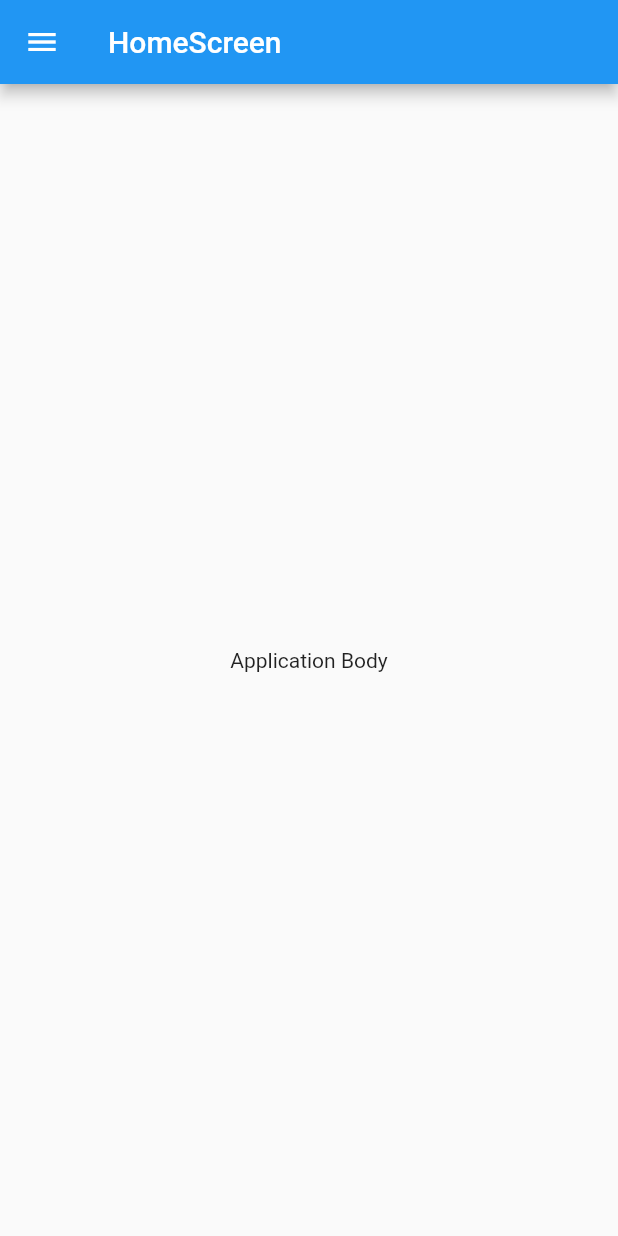
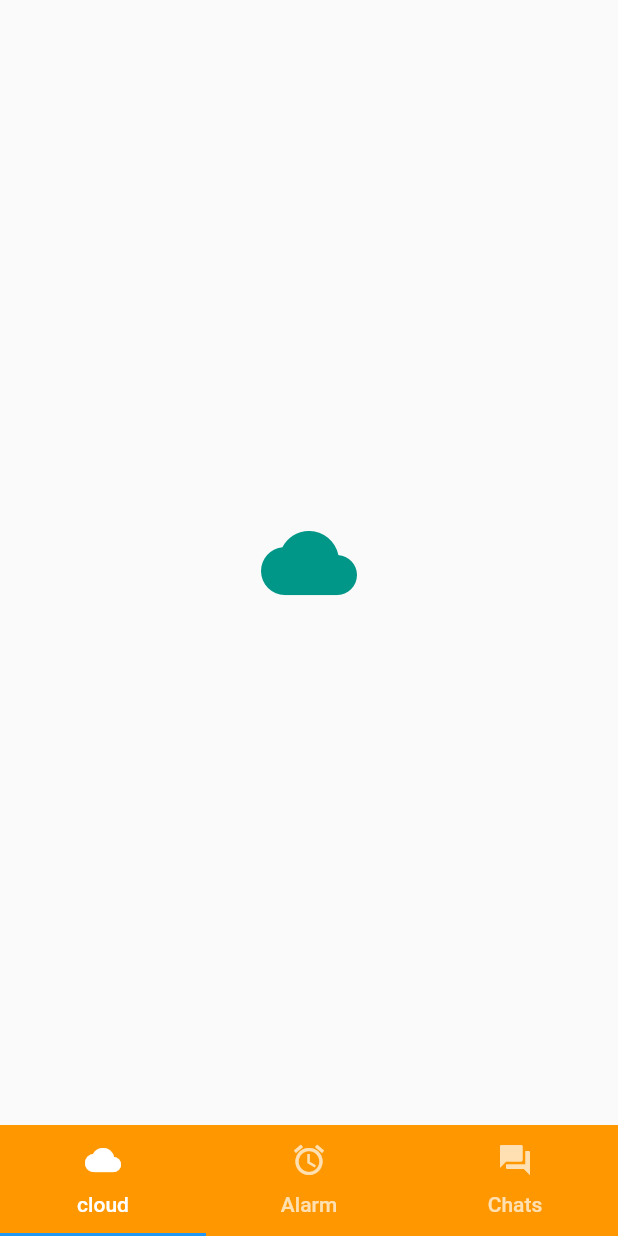
Before and after one commit to pushkdc04/Digital_Edu_MAT_01, a Flutter app: the homepage screen opened directly, on a phone screen of 412 x 824 dp. Run offline on Flutter 3.47's test engine with Material 2 defaults, Android fonts, the phone set to English and light mode, and no system bars.

Commit message:
Update homepage.dart

```diff
--- a/lib/pages/homepage/homepage.dart
+++ b/lib/pages/homepage/homepage.dart
@@ -1,60 +1,54 @@
 import 'package:flutter/material.dart';
 
 class homepage extends StatefulWidget {
-  static String routeName = "/homepage";
+  const homepage({Key? key}) : super(key: key);
+
   @override
-  homepageState createState() => homepageState();
+  State<StatefulWidget> createState() => _homepageState();
 }
 
-class homepageState extends State<homepage> {
-  bool isDrawerOpen = false;
+class _homepageState extends State<homepage>
+    with SingleTickerProviderStateMixin {
+  late TabController _tabController;
+
+  static const _kTabPages = <Widget>[
+    Center(child: Icon(Icons.cloud, size: 64.0, color: Colors.teal)),
+    Center(child: Icon(Icons.alarm, size: 64.0, color: Colors.cyan)),
+    Center(child: Icon(Icons.forum, size: 64.0, color: Colors.blue)),
+  ];
+  static const _kTabs = <Tab>[
+    Tab(icon: Icon(Icons.cloud), text: 'cloud'),
+    Tab(icon: Icon(Icons.alarm), text: 'Alarm'),
+    Tab(icon: Icon(Icons.forum), text: 'Chats'),
+  ];
 
   @override
   void initState() {
     super.initState();
+    _tabController = TabController(
+      length: _kTabPages.length,
+      vsync: this,
+    );
+  }
+
+  @override
+  void dispose() {
+    _tabController.dispose();
+    super.dispose();
   }
 
   @override
   Widget build(BuildContext context) {
     return Scaffold(
-      appBar: AppBar(
-        title: const Text("HomeScreen"),
+      body: TabBarView(
+        controller: _tabController,
+        children: _kTabPages,
       ),
-      body: const Center(
-        child: Text("Application Body"),
-      ),
-      drawer: Drawer(
-        // Add a ListView to the drawer. This ensures the user can scroll
-        // through the options in the drawer if there isn't enough vertical
-        // space to fit everything.
-        child: ListView(
-          // Important: Remove any padding from the ListView.
-          padding: EdgeInsets.zero,
-          children: [
-            const DrawerHeader(
-              decoration: BoxDecoration(
-                color: Colors.white,
-              ),
-              child: Text(
-                'Drawer Header',
-                style: TextStyle(color: Colors.white, fontSize: 24),
-              ),
-            ),
-            ListTile(
-              title: const Text('Item 1'),
-              onTap: () {
-                // Update the state of the app.
-                // ...
-              },
-            ),
-            ListTile(
-              title: const Text('Item 2'),
-              onTap: () {
-                // Update the state of the app.
-                // ...
-              },
-            ),
-          ],
+      bottomNavigationBar: Material(
+        color: Colors.orange,
+        child: TabBar(
+          tabs: _kTabs,
+          controller: _tabController,
         ),
       ),
     );
```
